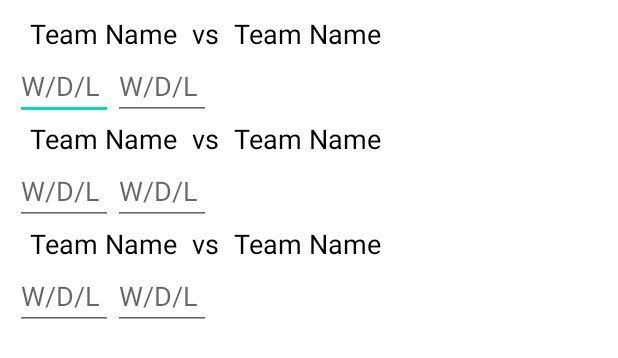
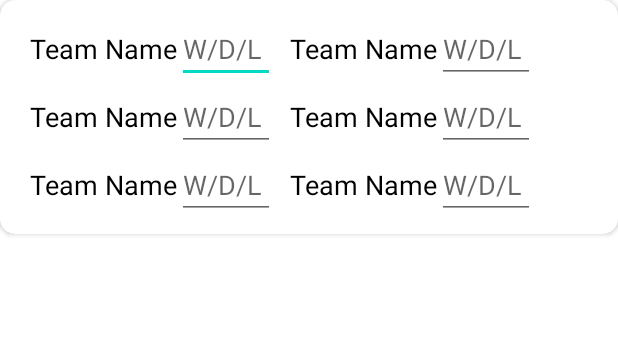
Before and after one commit to Mark-lee-coder/Football_Scheduling, an Android app: the layout results_view.xml on its own in the app's theme, with its tools: preview values and no code run, on a phone screen of 412 x 824 dp. Shown: the top 358 px of the screen. Run offline under Robolectric (Android 15) with nearby library versions, the phone set to English and light mode, and no system bars.

Commit message:
-git commit 'commit'

```diff
--- a/app/build.gradle
+++ b/app/build.gradle
@@ -40,6 +40,7 @@ dependencies {
     implementation 'com.google.firebase:firebase-storage:20.0.0'
     implementation 'androidx.navigation:navigation-fragment:2.3.5'
     implementation 'androidx.navigation:navigation-ui:2.3.5'
+    implementation 'com.google.firebase:firebase-inappmessaging:20.1.0'
     testImplementation 'junit:junit:4.13.2'
     androidTestImplementation 'androidx.test.ext:junit:1.1.2'
     implementation 'com.google.firebase:firebase-core:19.0.0'
--- a/app/src/main/java/com/example/footballscheduling/ManageLeagueTable.java
+++ b/app/src/main/java/com/example/footballscheduling/ManageLeagueTable.java
@@ -24,7 +24,7 @@ public class ManageLeagueTable extends AppCompatActivity {
 
     @Override
     public void onBackPressed() {
-        Intent intent = new Intent(ManageLeagueTable.this, Home.class);
+        Intent intent = new Intent(ManageLeagueTable.this, DisplayFixtures.class);
         startActivity(intent);
         finish();
     }
--- a/app/src/main/res/layout/results_view.xml
+++ b/app/src/main/res/layout/results_view.xml
@@ -27,14 +27,12 @@
                 android:textColor="@color/black"
                 android:textSize="18sp" />
 
-            <TextView
-                android:layout_width="wrap_content"
+            <EditText
+                android:id="@+id/result1"
+                android:layout_width="65dp"
                 android:layout_height="wrap_content"
-                android:layout_gravity="center_vertical"
-                android:text="vs"
-                android:paddingLeft="10dp"
-                android:textColor="@color/black"
-                android:textSize="18sp" />
+                android:hint="W/D/L"
+                android:inputType="textPersonName|textCapSentences"/>
 
             <TextView
                 android:id="@+id/team2"
@@ -46,26 +44,13 @@
                 android:textColor="@color/black"
                 android:textSize="18sp" />
 
-        </LinearLayout>
-
-        <LinearLayout
-            android:layout_width="wrap_content"
-            android:layout_height="wrap_content"
-            android:orientation="horizontal">
-
-            <EditText
-                android:id="@+id/result1"
-                android:layout_width="65dp"
-                android:layout_height="wrap_content"
-                android:hint="W/D/L"
-                android:inputType="textPersonName|textCapSentences"/>
-
             <EditText
                 android:id="@+id/result2"
                 android:layout_width="65dp"
                 android:layout_height="wrap_content"
                 android:hint="W/D/L"
                 android:inputType="textPersonName|textCapSentences"/>
+
 
         </LinearLayout>
 
@@ -84,14 +69,12 @@
                 android:textColor="@color/black"
                 android:textSize="18sp" />
 
-            <TextView
-                android:layout_width="wrap_content"
+            <EditText
+                android:id="@+id/result3"
+                android:layout_width="65dp"
                 android:layout_height="wrap_content"
-                android:layout_gravity="center_vertical"
-                android:text="vs"
-                android:paddingLeft="10dp"
-                android:textColor="@color/black"
-                android:textSize="18sp" />
+                android:hint="W/D/L"
+                android:inputType="textPersonName|textCapSentences"/>
 
             <TextView
                 android:id="@+id/team4"
@@ -102,20 +85,6 @@
                 android:paddingLeft="10dp"
                 android:textColor="@color/black"
                 android:textSize="18sp" />
-
-        </LinearLayout>
-
-        <LinearLayout
-            android:layout_width="wrap_content"
-            android:layout_height="wrap_content"
-            android:orientation="horizontal">
-
-            <EditText
-                android:id="@+id/result3"
-                android:layout_width="65dp"
-                android:layout_height="wrap_content"
-                android:hint="W/D/L"
-                android:inputType="textPersonName|textCapSentences"/>
 
             <EditText
                 android:id="@+id/result4"
@@ -141,14 +110,12 @@
                 android:textColor="@color/black"
                 android:textSize="18sp" />
 
-            <TextView
-                android:layout_width="wrap_content"
+            <EditText
+                android:id="@+id/result5"
+                android:layout_width="65dp"
                 android:layout_height="wrap_content"
-                android:layout_gravity="center_vertical"
-                android:text="vs"
-                android:paddingLeft="10dp"
-                android:textColor="@color/black"
-                android:textSize="18sp" />
+                android:hint="W/D/L"
+                android:inputType="textPersonName|textCapSentences"/>
 
             <TextView
                 android:id="@+id/team6"
@@ -159,20 +126,6 @@
                 android:paddingLeft="10dp"
                 android:textColor="@color/black"
                 android:textSize="18sp" />
-
-        </LinearLayout>
-
-        <LinearLayout
-            android:layout_width="wrap_content"
-            android:layout_height="wrap_content"
-            android:orientation="horizontal">
-
-            <EditText
-                android:id="@+id/result5"
-                android:layout_width="65dp"
-                android:layout_height="wrap_content"
-                android:hint="W/D/L"
-                android:inputType="textPersonName|textCapSentences"/>
 
             <EditText
                 android:id="@+id/result6"
```
Also changed, not shown: app/src/main/res/drawable/ic_baseline_home_24.xml (added, +10 -0 lines), app/src/main/res/layout/toolbar.xml (+7 -0 lines), app/src/main/res/menu/sort_by_points.xml (deleted, +0 -9 lines).
